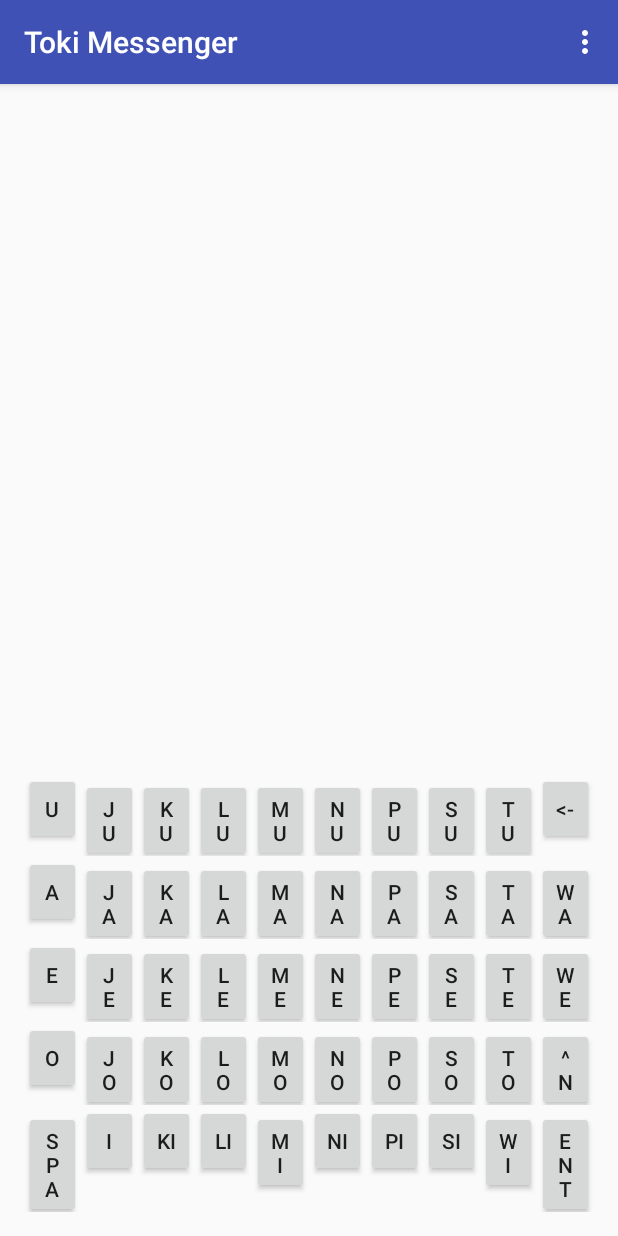
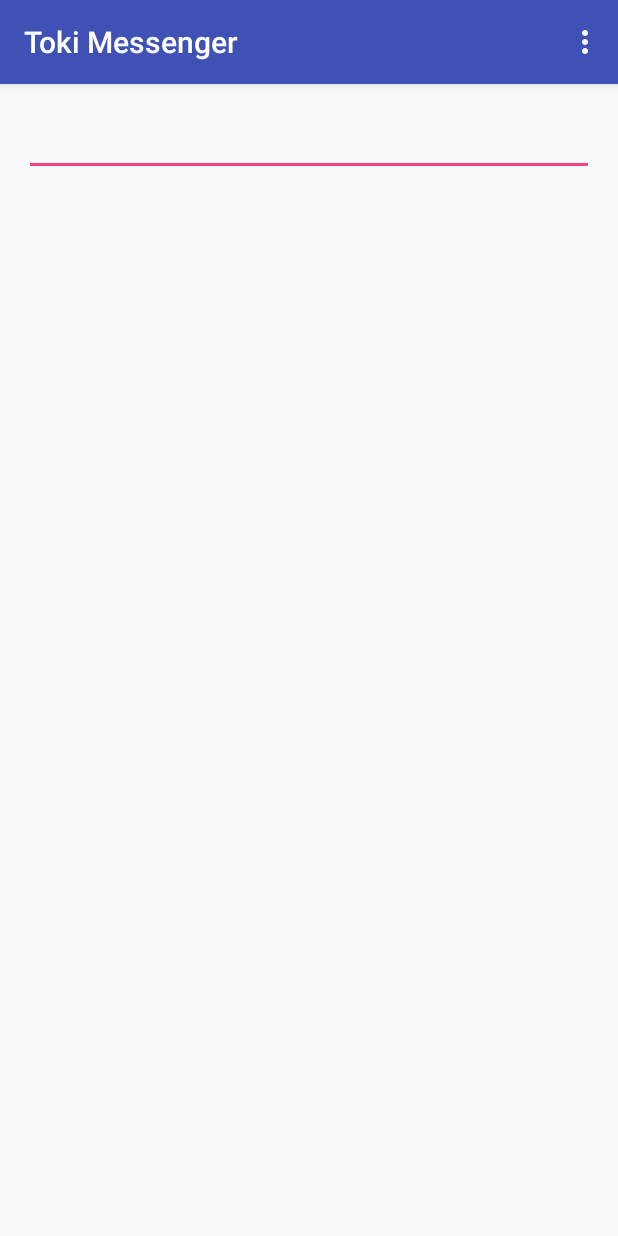
Before and after one commit to SilatJedi/TokiMessenger, an Android app: the screen it shows after launch (MainActivity), on a phone screen of 412 x 824 dp. Run offline under Robolectric (Android 15) with nearby library versions, the phone set to English and light mode, and no system bars.

Commit message:
custom keyboard now types characters into EditText Field

```diff
--- a/app/src/main/java/com/silatsakti/tokimessenger/MainActivity.java
+++ b/app/src/main/java/com/silatsakti/tokimessenger/MainActivity.java
@@ -1,15 +1,26 @@
 package com.silatsakti.tokimessenger;
 
+import android.app.Activity;
+import android.inputmethodservice.Keyboard;
+import android.inputmethodservice.KeyboardView;
 import android.os.Bundle;
 import android.support.design.widget.FloatingActionButton;
 import android.support.design.widget.Snackbar;
 import android.support.v7.app.AppCompatActivity;
 import android.support.v7.widget.Toolbar;
+import android.text.Editable;
+import android.util.Log;
 import android.view.View;
 import android.view.Menu;
 import android.view.MenuItem;
+import android.view.WindowManager;
+import android.view.inputmethod.InputMethodManager;
+import android.widget.EditText;
 
 public class MainActivity extends AppCompatActivity {
+    public Keyboard keyboard;
+    public KeyboardView keyboardView;
+    private EditText currentMessage;
 
     @Override
     protected void onCreate(Bundle savedInstanceState) {
@@ -18,6 +29,22 @@ public class MainActivity extends AppCompatActivity {
         Toolbar toolbar = (Toolbar) findViewById(R.id.toolbar);
         setSupportActionBar(toolbar);
 
+        // Create the Keyboard
+        keyboard = new Keyboard(this,R.xml.latinkb);
+
+        // Lookup the KeyboardView
+        keyboardView= (KeyboardView)findViewById(R.id.keyboardview);
+
+        // Attach the keyboard to the view
+        keyboardView.setKeyboard(keyboard);
+
+        // Do not show the preview balloons
+        keyboardView.setPreviewEnabled(false);
+
+        // Install the key handler
+        keyboardView.setOnKeyboardActionListener(onKeyboardActionListener);
+
+        currentMessage = (EditText)findViewById(R.id.currentMessageEditText);
     }
 
     @Override
@@ -41,4 +68,55 @@ public class MainActivity extends AppCompatActivity {
 
         return super.onOptionsItemSelected(item);
     }
+
+    public void openKeyboard(View v)
+    {
+        keyboardView.setVisibility(View.VISIBLE);
+        keyboardView.setEnabled(true);
+        if( v!=null)((InputMethodManager)getSystemService(Activity.INPUT_METHOD_SERVICE)).hideSoftInputFromWindow(v.getWindowToken(), 0);
+    }
+
+    private KeyboardView.OnKeyboardActionListener onKeyboardActionListener = new KeyboardView.OnKeyboardActionListener() {
+        @Override public void onKey(int primaryCode, int[] keyCodes)
+        {
+            if (primaryCode == -5) {
+                if ( String.valueOf(currentMessage.getText().toString()).length() == 0) {
+                    currentMessage.setText("");
+                } else {
+                    String str = currentMessage.getText().toString();
+                    str = str.substring(0, str.length() - 1);
+                    currentMessage.setText(str);
+                }
+
+            } else if (primaryCode == 13) {
+                currentMessage.append("\n");
+
+            } else {
+                char c = (char) primaryCode;
+                //Log.i("key pressed: ", String.valueOf(c));
+                currentMessage.append(String.valueOf(c));
+            }
+        }
+
+        @Override public void onPress(int arg0) {
+        }
+
+        @Override public void onRelease(int primaryCode) {
+        }
+
+        @Override public void onText(CharSequence text) {
+        }
+
+        @Override public void swipeDown() {
+        }
+
+        @Override public void swipeLeft() {
+        }
+
+        @Override public void swipeRight() {
+        }
+
+        @Override public void swipeUp() {
+        }
+    };
 }
--- a/app/src/main/res/layout/activity_main.xml
+++ b/app/src/main/res/layout/activity_main.xml
@@ -24,4 +24,6 @@
 
     <include layout="@layout/content_main"/>
 
+
+
 </android.support.design.widget.CoordinatorLayout>
--- a/app/src/main/res/layout/content_main.xml
+++ b/app/src/main/res/layout/content_main.xml
@@ -14,10 +14,22 @@
     tools:showIn="@layout/activity_main">
 
 
-    <include layout="@layout/latin_keyboard"
-             android:layout_alignParentBottom="true"
-             android:layout_alignParentLeft="false"
-             android:layout_alignParentStart="false"
-             android:layout_width="match_parent"
-             android:layout_height="wrap_content"/>
+    <EditText
+        android:layout_width="match_parent"
+        android:layout_height="wrap_content"
+        android:id="@+id/currentMessageEditText"
+        android:layout_centerHorizontal="true"
+        android:textAlignment="textStart"
+        android:onClick="openKeyboard"/>
+
+    <android.inputmethodservice.KeyboardView
+        android:id="@+id/keyboardview"
+        android:layout_width="match_parent"
+        android:layout_height="wrap_content"
+        android:layout_alignParentBottom="true"
+        android:layout_centerHorizontal="true"
+        android:focusable="true"
+        android:focusableInTouchMode="true"
+        android:visibility="gone" />
+
 </RelativeLayout>
--- a/app/src/main/res/layout/latin_keyboard.xml
+++ /dev/null
@@ -1,407 +0,0 @@
-<?xml version="1.0" encoding="utf-8"?>
-<LinearLayout xmlns:android="http://schemas.android.com/apk/res/android"
-              xmlns:tools="http://schemas.android.com/tools"
-              android:orientation="vertical"
-              android:layout_width="match_parent"
-              android:layout_height="wrap_content"
-              tools:showIn="@layout/content_main">
-
-    <LinearLayout
-        android:orientation="vertical"
-        android:layout_width="match_parent"
-        android:layout_height="wrap_content"
-        android:weightSum="5">
-
-        <LinearLayout
-            android:orientation="horizontal"
-            android:layout_width="match_parent"
-            android:layout_height="0dp"
-            android:layout_weight="1"
-            android:weightSum="10">
-
-            <Button
-                android:layout_width="0dp"
-                android:layout_height="wrap_content"
-                android:text="u"
-                android:id="@+id/u"
-                android:layout_weight="1"/>
-
-            <Button
-                android:layout_width="0dp"
-                android:layout_height="wrap_content"
-                android:text="ju"
-                android:id="@+id/ju"
-                android:layout_weight="1"/>
-
-            <Button
-                android:layout_width="0dp"
-                android:layout_height="wrap_content"
-                android:text="ku"
-                android:id="@+id/ku"
-                android:layout_weight="1"/>
-
-            <Button
-                android:layout_width="0dp"
-                android:layout_height="wrap_content"
-                android:text="lu"
-                android:id="@+id/lu"
-                android:layout_weight="1"/>
-
-            <Button
-                android:layout_width="0dp"
-                android:layout_height="wrap_content"
-                android:text="mu"
-                android:id="@+id/mu"
-                android:layout_weight="1"/>
-
-            <Button
-                android:layout_width="0dp"
-                android:layout_height="wrap_content"
-                android:text="nu"
-                android:id="@+id/nu"
-                android:layout_weight="1"/>
-
-            <Button
-                android:layout_width="0dp"
-                android:layout_height="wrap_content"
-                android:text="pu"
-                android:id="@+id/pu"
-                android:layout_weight="1"/>
-
-            <Button
-                android:layout_width="0dp"
-                android:layout_height="wrap_content"
-                android:text="su"
-                android:id="@+id/su"
-                android:layout_weight="1"/>
-            <Button
-                android:layout_width="0dp"
-                android:layout_height="wrap_content"
-                android:text="tu"
-                android:id="@+id/tu"
-                android:layout_weight="1"/>
-
-            <Button
-                android:layout_width="0dp"
-                android:layout_height="wrap_content"
-                android:text="&lt;-"
-                android:id="@+id/backspace"
-                android:layout_weight="1"/>
-        </LinearLayout>
-
-        <LinearLayout
-            android:orientation="horizontal"
-            android:layout_width="match_parent"
-            android:layout_height="0dp"
-            android:layout_weight="1"
-            android:weightSum="10">
-
-            <Button
-                android:layout_width="0dp"
-                android:layout_height="wrap_content"
-                android:text="a"
-                android:id="@+id/a"
-                android:layout_weight="1"/>
-
-            <Button
-                android:layout_width="0dp"
-                android:layout_height="wrap_content"
-                android:text="ja"
-                android:id="@+id/ja"
-                android:layout_weight="1"/>
-
-            <Button
-                android:layout_width="0dp"
-                android:layout_height="wrap_content"
-                android:text="ka"
-                android:id="@+id/ka"
-                android:layout_weight="1"/>
-
-            <Button
-                android:layout_width="0dp"
-                android:layout_height="wrap_content"
-                android:text="la"
-                android:id="@+id/la"
-                android:layout_weight="1"/>
-
-            <Button
-                android:layout_width="0dp"
-                android:layout_height="wrap_content"
-                android:text="ma"
-                android:id="@+id/ma"
-                android:layout_weight="1"/>
-
-            <Button
-                android:layout_width="0dp"
-                android:layout_height="wrap_content"
-                android:text="na"
-                android:id="@+id/na"
-                android:layout_weight="1"/>
-
-            <Button
-                android:layout_width="0dp"
-                android:layout_height="wrap_content"
-                android:text="pa"
-                android:id="@+id/pa"
-                android:layout_weight="1"/>
-
-            <Button
-                android:layout_width="0dp"
-                android:layout_height="wrap_content"
-                android:text="sa"
-                android:id="@+id/sa"
-                android:layout_weight="1"/>
-
-            <Button
-                android:layout_width="0dp"
-                android:layout_height="wrap_content"
-                android:text="ta"
-                android:id="@+id/ta"
-                android:layout_weight="1"/>
-
-            <Button
-                android:layout_width="0dp"
-                android:layout_height="wrap_content"
-                android:text="wa"
-                android:id="@+id/wa"
-                android:layout_weight="1"/>
-        </LinearLayout>
-
-        <LinearLayout
-            android:orientation="horizontal"
-            android:layout_width="match_parent"
-            android:layout_height="0dp"
-            android:layout_weight="1"
-            android:weightSum="10">
-
-            <Button
-                android:layout_width="0dp"
-                android:layout_height="wrap_content"
-                android:text="e"
-                android:id="@+id/e"
-                android:layout_weight="1"/>
-
-            <Button
-                android:layout_width="0dp"
-                android:layout_height="wrap_content"
-                android:text="je"
-                android:id="@+id/je"
-                android:layout_weight="1"/>
-
-            <Button
-                android:layout_width="0dp"
-                android:layout_height="wrap_content"
-                android:text="ke"
-                android:id="@+id/ke"
-                android:layout_weight="1"/>
-
-            <Button
-                android:layout_width="0dp"
-                android:layout_height="wrap_content"
-                android:text="le"
-                android:id="@+id/le"
-                android:layout_weight="1"/>
-
-            <Button
-                android:layout_width="0dp"
-                android:layout_height="wrap_content"
-                android:text="me"
-                android:id="@+id/me"
-                android:layout_weight="1"/>
-
-            <Button
-                android:layout_width="0dp"
-                android:layout_height="wrap_content"
-                android:text="ne"
-                android:id="@+id/ne"
-                android:layout_weight="1"/>
-
-            <Button
-                android:layout_width="0dp"
-                android:layout_height="wrap_content"
-                android:text="pe"
-                android:id="@+id/pe"
-                android:layout_weight="1"/>
-
-            <Button
-                android:layout_width="0dp"
-                android:layout_height="wrap_content"
-                android:text="se"
-                android:id="@+id/se"
-                android:layout_weight="1"/>
-
-            <Button
-                android:layout_width="0dp"
-                android:layout_height="wrap_content"
-                android:text="te"
-                android:id="@+id/te"
-                android:layout_weight="1"/>
-
-            <Button
-                android:layout_width="0dp"
-                android:layout_height="wrap_content"
-                android:text="we"
-                android:id="@+id/we"
-                android:layout_weight="1"/>
-
-        </LinearLayout>
-
-        <LinearLayout
-            android:orientation="horizontal"
-            android:layout_width="match_parent"
-            android:layout_height="0dp"
-            android:layout_weight="1"
-            android:weightSum="10">
-
-            <Button
-                android:layout_width="0dp"
-                android:layout_height="wrap_content"
-                android:text="o"
-                android:id="@+id/o"
-                android:layout_weight="1"/>
-
-            <Button
-                android:layout_width="0dp"
-                android:layout_height="wrap_content"
-                android:text="jo"
-                android:id="@+id/jo"
-                android:layout_weight="1"/>
-
-            <Button
-                android:layout_width="0dp"
-                android:layout_height="wrap_content"
-                android:text="ko"
-                android:id="@+id/ko"
-                android:layout_weight="1"/>
-
-            <Button
-                android:layout_width="0dp"
-                android:layout_height="wrap_content"
-                android:text="lo"
-                android:id="@+id/lo"
-                android:layout_weight="1"/>
-
-            <Button
-                android:layout_width="0dp"
-                android:layout_height="wrap_content"
-                android:text="mo"
-                android:id="@+id/mo"
-                android:layout_weight="1"/>
-
-            <Button
-                android:layout_width="0dp"
-                android:layout_height="wrap_content"
-                android:text="no"
-                android:id="@+id/no"
-                android:layout_weight="1"/>
-
-            <Button
-                android:layout_width="0dp"
-                android:layout_height="wrap_content"
-                android:text="po"
-                android:id="@+id/po"
-                android:layout_weight="1"/>
-
-            <Button
-                android:layout_width="0dp"
-                android:layout_height="wrap_content"
-                android:text="so"
-                android:id="@+id/so"
-                android:layout_weight="1"/>
-
-            <Button
-                android:layout_width="0dp"
-                android:layout_height="wrap_content"
-                android:text="to"
-                android:id="@+id/to"
-                android:layout_weight="1"/>
-
-            <Button
-                android:layout_width="0dp"
-                android:layout_height="wrap_content"
-                android:text="^n"
-                android:id="@+id/n"
-                android:layout_weight="1"/>
-
-        </LinearLayout>
-
-        <LinearLayout
-            android:orientation="horizontal"
-            android:layout_width="match_parent"
-            android:layout_height="0dp"
-            android:layout_weight="1"
-            android:weightSum="10">
-
-            <Button
-                android:layout_width="0dp"
-                android:layout_height="wrap_content"
-                android:text="Spa"
-                android:id="@+id/space"
-                android:layout_weight="1"/>
-
-            <Button
-                android:layout_width="0dp"
-                android:layout_height="wrap_content"
-                android:text="i"
-                android:id="@+id/i"
-                android:layout_weight="1"/>
-
-            <Button
-                android:layout_width="0dp"
-                android:layout_height="wrap_content"
-                android:text="ki"
-                android:id="@+id/ki"
-                android:layout_weight="1"/>
-
-            <Button
-                android:layout_width="0dp"
-                android:layout_height="wrap_content"
-                android:text="li"
-                android:id="@+id/button4"
-                android:layout_weight="1"/>
-
-            <Button
-                android:layout_width="0dp"
-                android:layout_height="wrap_content"
-                android:text="mi"
-                android:id="@+id/mi"
-                android:layout_weight="1"/>
-
-            <Button
-                android:layout_width="0dp"
-                android:layout_height="wrap_content"
-                android:text="ni"
-                android:id="@+id/ni"
-                android:layout_weight="1"/>
-
-            <Button
-                android:layout_width="0dp"
-                android:layout_height="wrap_content"
-                android:text="pi"
-                android:id="@+id/pi"
-                android:layout_weight="1"/>
-
-            <Button
-                android:layout_width="0dp"
-                android:layout_height="wrap_content"
-                android:text="si"
-                android:id="@+id/si"
-                android:layout_weight="1"/>
-
-            <Button
-                android:layout_width="0dp"
-                android:layout_height="wrap_content"
-                android:text="wi"
-                android:id="@+id/wi"
-                android:layout_weight="1"/>
-
-            <Button
-                android:layout_width="0dp"
-                android:layout_height="wrap_content"
-                android:text="Ent"
-                android:id="@+id/enter"
-                android:layout_weight="1"/>
-
-        </LinearLayout>
-    </LinearLayout>
-</LinearLayout>
--- /dev/null
+++ b/app/src/main/res/xml/latinkb.xml
@@ -0,0 +1,82 @@
+<?xml version="1.0" encoding="utf-8"?>
+<Keyboard xmlns:android="http://schemas.android.com/apk/res/android"
+          android:keyWidth="14.28%p"
+          android:keyHeight="10%p" >
+
+    <Row>
+        <Key
+            android:codes="119"
+            android:keyLabel="w"
+            android:keyEdgeFlags="left" />
+        <Key
+            android:codes="101"
+            android:keyLabel="e" />
+        <Key
+            android:codes="116"
+            android:keyLabel="t" />
+        <Key
+            android:codes="117"
+            android:keyLabel="u" />
+        <Key
+            android:codes="105"
+            android:keyLabel="i" />
+        <Key
+            android:codes="33"
+            android:keyLabel="!" />
+        <Key
+            android:codes="-5"
+            android:keyLabel="BkSp"
+            android:isRepeatable="true"
+            android:keyEdgeFlags="right"/>
+    </Row>
+    <Row>
+        <Key
+            android:codes="97"
+            android:keyLabel="a"
+            android:keyEdgeFlags="left"/>
+        <Key
+            android:codes="115"
+            android:keyLabel="s"/>
+        <Key
+            android:codes="106"
+            android:keyLabel="j"/>
+        <Key
+            android:codes="107"
+            android:keyLabel="k"/>
+        <Key
+            android:codes="108"
+            android:keyLabel="l"/>
+        <Key
+            android:codes="46"
+            android:keyLabel="."/>
+        <Key
+            android:codes="13"
+            android:keyLabel="Enter"
+            android:keyEdgeFlags="right"/>
+    </Row>
+    <Row>
+        <Key
+            android:codes="110"
+            android:keyLabel="n"
+            android:keyEdgeFlags="left"/>
+        <Key
+            android:codes="109"
+            android:keyLabel="m"/>
+        <Key
+            android:codes="111"
+            android:keyLabel="o"/>
+        <Key
+            android:codes="32"
+            android:keyLabel="SPACE"
+            android:keyWidth="28.56%p" />
+        <Key
+            android:codes="112"
+            android:keyLabel="p" />
+        <Key
+            android:codes="63"
+            android:keyLabel="\?"/>
+        <Key
+            android:codes="34"
+            android:keyLabel="&quot;"/>
+    </Row>
+</Keyboard>
```
